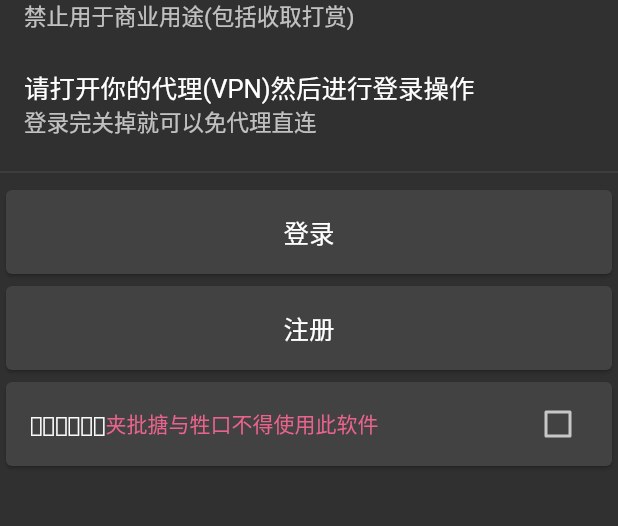
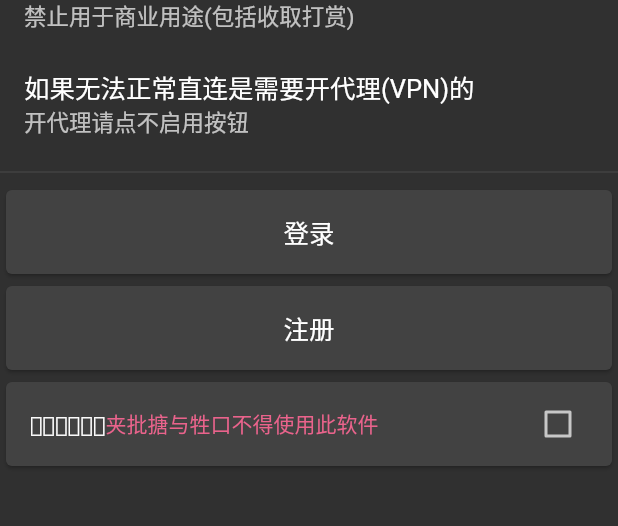
Before and after one commit to Airahc/pixiv_func_android, a Flutter app: the screen it shows after launch, on a phone screen of 412 x 824 dp, the part 290-816 px from its top. Run offline on Flutter 3.47's test engine with Material 2 defaults, Android fonts, the phone set to English and light mode, and no system bars; drawn by our look-alikes of pull_to_refresh; our stand-ins replace dio, extended_image, extended_nested_scroll_view, image_picker, logger, permission_handler and 1 more.

Commit message:
修改了下提示

```diff
--- a/lib/ui/home.dart
+++ b/lib/ui/home.dart
@@ -96,8 +96,8 @@ class Home extends StatelessWidget {
             subtitle: const Text('禁止用于商业用途(包括收取打赏)'),
           ),
           const ListTile(
-            title: Text('请打开你的代理(VPN)然后进行登录操作'),
-            subtitle: Text('登录完关掉就可以免代理直连'),
+            title: Text('如果无法正常直连是需要开代理(VPN)的'),
+            subtitle: Text('开代理请点不启用按钮'),
           ),
           const Divider(),
           Card(
@@ -147,8 +147,8 @@ class Home extends StatelessWidget {
           title: const Text('登录'),
           content: const Text('是否启用本地反向代理(IP直连)?'),
           actions: [
-            OutlinedButton(onPressed: () => Navigator.pop<bool>(context, true), child: const Text('使用')),
-            OutlinedButton(onPressed: () => Navigator.pop<bool>(context, false), child: const Text('不使用')),
+            OutlinedButton(onPressed: () => Navigator.pop<bool>(context, true), child: const Text('启用')),
+            OutlinedButton(onPressed: () => Navigator.pop<bool>(context, false), child: const Text('不启用')),
           ],
         );
       },
--- a/lib/ui/page/account/account_page.dart
+++ b/lib/ui/page/account/account_page.dart
@@ -74,8 +74,8 @@ class _AccountPageState extends State<AccountPage> {
                     title: const Text('登录'),
                     content: const Text('是否启用本地反向代理(IP直连)?'),
                     actions: [
-                      OutlinedButton(onPressed: () => Navigator.pop<bool>(context, true), child: const Text('使用')),
-                      OutlinedButton(onPressed: () => Navigator.pop<bool>(context, false), child: const Text('不使用')),
+                      OutlinedButton(onPressed: () => Navigator.pop<bool>(context, true), child: const Text('启用')),
+                      OutlinedButton(onPressed: () => Navigator.pop<bool>(context, false), child: const Text('不启用')),
                     ],
                   );
                 },
--- a/pubspec.yaml
+++ b/pubspec.yaml
@@ -1,7 +1,7 @@
 name: pixiv_func_android
 description: Pixiv Android 客户端
 
-version: 0.5.0
+version: 0.5.1
 publish_to: node
 environment:
   sdk: ">=2.14.0 <3.0.0"
@@ -12,9 +12,9 @@ dependencies:
   #国际化
   flutter_localizations:
     sdk: flutter
-  cupertino_icons: ^1.0.2
+  cupertino_icons: ^1.0.3
   json_annotation: ^4.1.0
-  provider: ^6.0.0
+  provider: ^6.0.1
   dio: ^4.0.0
   crypto: ^3.0.1
   #数据持久化
```
